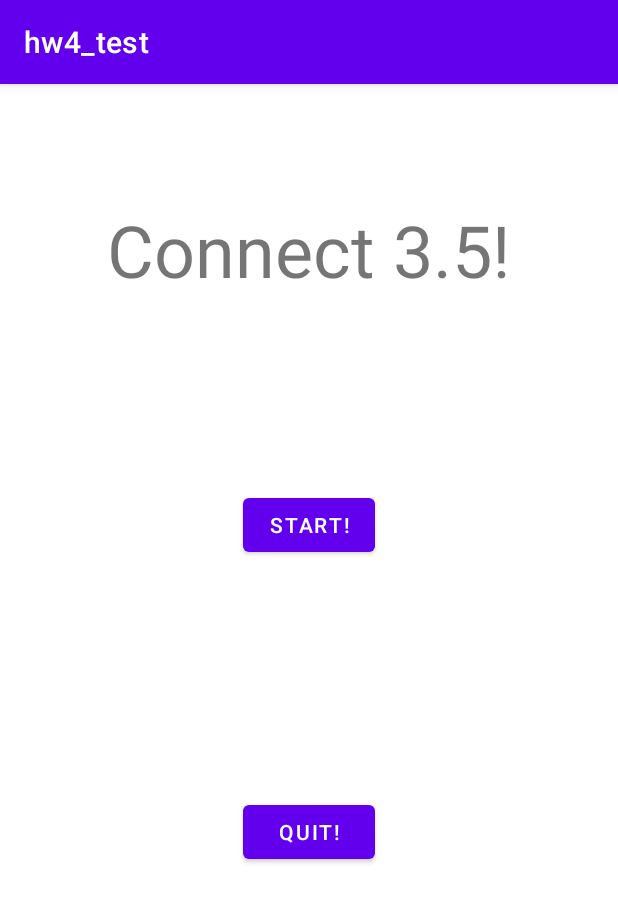
After one commit to widekobe2248/CS4103, an Android app: the StartScreen screen opened directly, with no data from a screen before it, on a phone screen of 412 x 824 dp. The commit adds this screen. Shown: the top 902 px of the screen. Run offline under Robolectric (Android 15) with nearby library versions, the phone set to English and light mode, and no system bars.

Commit message:
Added the Start Screen Activity and the UI for it.

```diff
--- a/app/src/main/AndroidManifest.xml
+++ b/app/src/main/AndroidManifest.xml
@@ -10,6 +10,9 @@
         android:supportsRtl="true"
         android:theme="@style/Theme.Hw4_test">
         <activity
+            android:name=".StartScreen"
+            android:exported="true" />
+        <activity
             android:name=".MainActivity"
             android:exported="true">
             <intent-filter>
--- /dev/null
+++ b/app/src/main/java/com/example/hw4_test/StartScreen.kt
@@ -0,0 +1,11 @@
+package com.example.hw4_test
+
+import androidx.appcompat.app.AppCompatActivity
+import android.os.Bundle
+
+class StartScreen : AppCompatActivity() {
+    override fun onCreate(savedInstanceState: Bundle?) {
+        super.onCreate(savedInstanceState)
+        setContentView(R.layout.activity_start_screen)
+    }
+}
--- /dev/null
+++ b/app/src/main/res/layout/activity_start_screen.xml
@@ -0,0 +1,45 @@
+<?xml version="1.0" encoding="utf-8"?>
+<androidx.constraintlayout.widget.ConstraintLayout xmlns:android="http://schemas.android.com/apk/res/android"
+    xmlns:app="http://schemas.android.com/apk/res-auto"
+    xmlns:tools="http://schemas.android.com/tools"
+    android:layout_width="match_parent"
+    android:layout_height="match_parent"
+    tools:context=".StartScreen">
+
+    <Button
+        android:id="@+id/quitBtn"
+        android:layout_width="wrap_content"
+        android:layout_height="wrap_content"
+        android:layout_marginStart="161dp"
+        android:layout_marginEnd="162dp"
+        android:layout_marginBottom="245dp"
+        android:text="@string/quit_text"
+        app:layout_constraintBottom_toBottomOf="parent"
+        app:layout_constraintEnd_toEndOf="parent"
+        app:layout_constraintStart_toStartOf="parent" />
+
+    <Button
+        android:id="@+id/startBtn"
+        android:layout_width="wrap_content"
+        android:layout_height="wrap_content"
+        android:layout_marginStart="161dp"
+        android:layout_marginTop="127dp"
+        android:layout_marginEnd="162dp"
+        android:text="@string/start_text"
+        app:layout_constraintEnd_toEndOf="parent"
+        app:layout_constraintStart_toStartOf="parent"
+        app:layout_constraintTop_toBottomOf="@+id/titleText" />
+
+    <TextView
+        android:id="@+id/titleText"
+        android:layout_width="wrap_content"
+        android:layout_height="0dp"
+        android:layout_marginStart="62dp"
+        android:layout_marginTop="78dp"
+        android:layout_marginEnd="62dp"
+        android:text="@string/title_text"
+        android:textSize="48sp"
+        app:layout_constraintEnd_toEndOf="parent"
+        app:layout_constraintStart_toStartOf="parent"
+        app:layout_constraintTop_toTopOf="parent" />
+</androidx.constraintlayout.widget.ConstraintLayout>
--- a/app/src/main/res/values/strings.xml
+++ b/app/src/main/res/values/strings.xml
@@ -1,3 +1,6 @@
 <resources>
     <string name="app_name">hw4_test</string>
+    <string name="title_text">Connect 3.5!</string>
+    <string name="start_text">Start!</string>
+    <string name="quit_text">QUit!</string>
 </resources>
--- a/build.gradle
+++ b/build.gradle
@@ -6,7 +6,7 @@ buildscript {
     }
     dependencies {
         classpath "com.android.tools.build:gradle:7.0.2"
-        classpath "org.jetbrains.kotlin:kotlin-gradle-plugin:1.5.30"
+        classpath 'org.jetbrains.kotlin:kotlin-gradle-plugin:1.5.31'
 
         // NOTE: Do not place your application dependencies here; they belong
         // in the individual module build.gradle files
```
